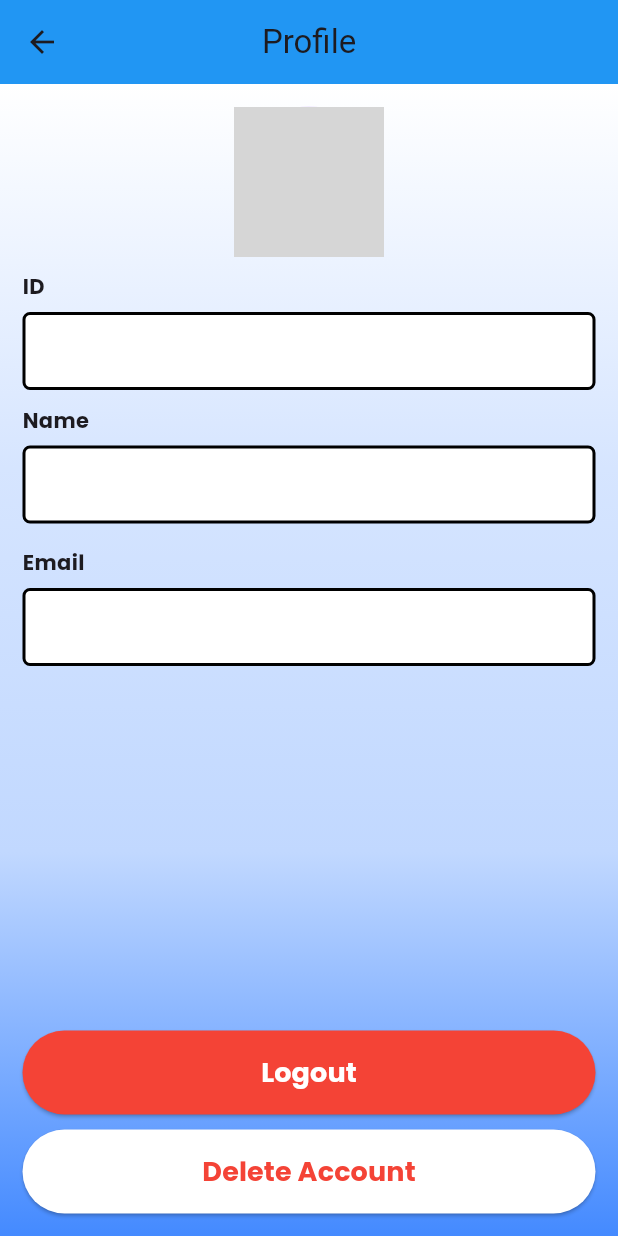
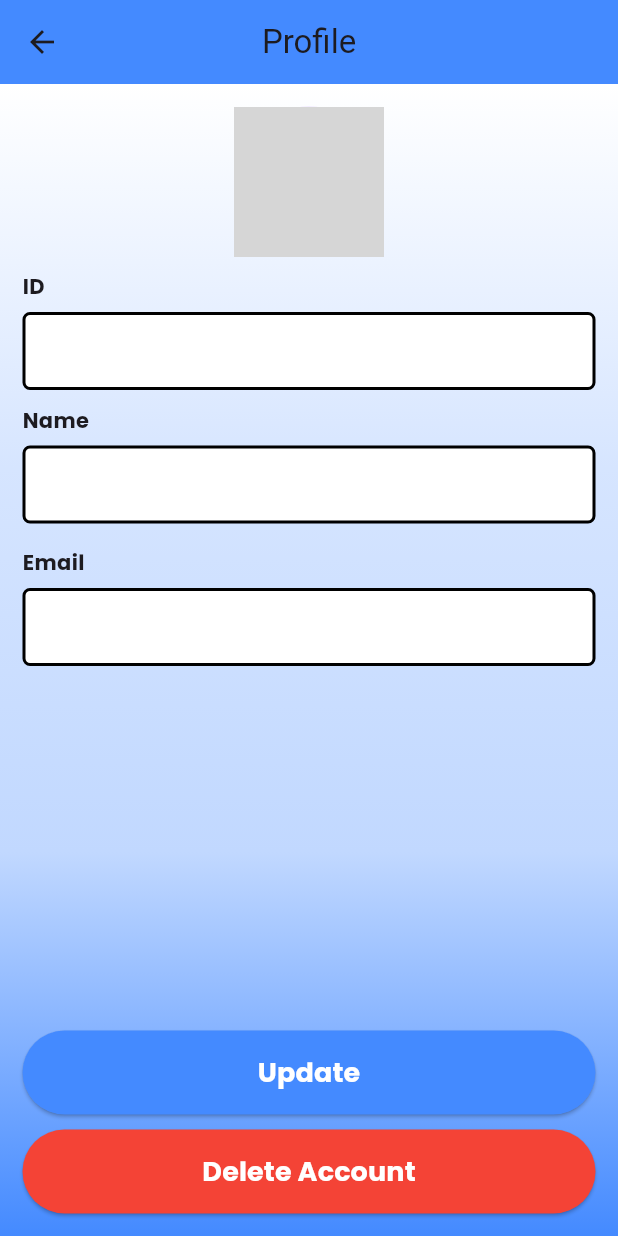
Before and after one commit to siddhesh-2010/ecommerce-flutter, a Flutter app: the ProfileApp screen opened by its route, after a tap on "Delete Account", on a phone screen of 412 x 824 dp. Run offline on Flutter 3.47's test engine with Material 3 defaults, Android fonts, the phone set to English and light mode, and no system bars; our stand-ins replace dio, get, google_fonts, shared_preferences; accounts and stored records are empty; network calls fail; grey boxes are pictures that could not be loaded.

Commit message:
update user func

```diff
--- a/lib/controllers/delete_user_controller.dart
+++ /dev/null
@@ -1,41 +0,0 @@
-import 'package:get/get.dart';
-import '../routes/routes.dart';
-import '../services/dio_api.dart';
-import '../services/store.dart';
-
-class DeleteUserController extends GetxController {
-  final RxString errorMessage = "".obs;
-  final RxBool isLoading = false.obs;
-  // final id = Get.find<ProfileController>().idController.text;
-
-  Future<void> deleteUser(String id) async {
-    isLoading.value = true;
-    errorMessage.value = "";
-
-    final dio = DioService().dio;
-    final token = await Store.getToken();
-
-    if (token == null) {
-      errorMessage.value = "User not logged in";
-      isLoading.value = false;
-      return;
-    }
-
-    try {
-      final response = await dio.delete(
-        '/users/$id',
-      );
-
-      if (response.statusCode == 200) {
-        await Store.removeToken();
-        Get.offNamed(Routes.register);
-      } else {
-        errorMessage.value = "Failed to delete user";
-      }
-    } catch (e) {
-      errorMessage.value = "Error: ${e.toString()}";
-    } finally {
-      isLoading.value = false;
-    }
-  }
-}
--- /dev/null
+++ b/lib/controllers/user_controller.dart
@@ -0,0 +1,79 @@
+import 'package:demo_login/controllers/profile_controller.dart';
+import 'package:flutter/material.dart';
+import 'package:get/get.dart';
+import '../routes/routes.dart';
+import '../services/dio_api.dart';
+import '../services/store.dart';
+
+class UserController extends GetxController {
+  final RxString errorMessage = "".obs;
+  final RxBool isLoading = false.obs;
+  // final id = Get.find<ProfileController>().idController.text;
+
+    final ProfileController controller = Get.find<ProfileController>();
+
+  Future<void> deleteUser(String id) async {
+    isLoading.value = true;
+    errorMessage.value = "";
+
+    final dio = DioService().dio;
+    final token = await Store.getToken();
+
+    if (token == null) {
+      errorMessage.value = "User not logged in";
+      isLoading.value = false;
+      return;
+    }
+
+    try {
+      final response = await dio.delete(
+        '/users/$id',
+      );
+
+      if (response.statusCode == 200) {
+        await Store.removeToken();
+        Get.offNamed(Routes.register);
+      } else {
+        errorMessage.value = "Failed to delete user";
+      }
+    } catch (e) {
+      errorMessage.value = "Error: ${e.toString()}";
+    } finally {
+      isLoading.value = false;
+    }
+  }
+
+  Future<void> updateUser(String id) async {
+    isLoading.value = true;
+    errorMessage.value = "";
+
+    final dio = DioService().dio;
+    final token = await Store.getToken();
+
+    if (token == null) {
+      errorMessage.value = "User not logged in";
+      isLoading.value = false;
+      return;
+    }
+
+    try {
+      final response = await dio.put(
+        '/users/$id',
+        data: {
+          'name': controller.nameController.text,
+          'email': controller.emailController.text,
+        },
+      );
+
+      if (response.statusCode == 200) {
+        Get.snackbar('Success', 'User updated successfully');
+      } else {
+        errorMessage.value = "Failed to update user";
+      }
+    } catch (e) {
+      errorMessage.value = "Error";
+    } finally {
+      isLoading.value = false;
+    }
+  }
+}
--- a/lib/screens/product_screen.dart
+++ b/lib/screens/product_screen.dart
@@ -42,7 +42,7 @@ class _ProductAppState extends State<ProductApp> {
           style: GoogleFonts.poppins(fontSize: 20, fontWeight: FontWeight.bold),
         ),
         centerTitle: true,
-        backgroundColor: Colors.blue,
+        backgroundColor: Colors.blueAccent,
         leading: IconButton(
           icon: const Icon(Icons.arrow_back),
           onPressed: () {
@@ -166,8 +166,8 @@ class _ProductAppState extends State<ProductApp> {
                                 Get.find<CartController>().addtoCart(product);
                               },
                               style: ElevatedButton.styleFrom(
-                                backgroundColor: Colors.blueAccent,
-                                foregroundColor: Colors.white,
+                                backgroundColor: Colors.white,
+                                foregroundColor: Colors.blueAccent,
                                 padding:
                                     const EdgeInsets.symmetric(vertical: 15),
                                 shape: RoundedRectangleBorder(
--- a/lib/screens/profile_screen.dart
+++ b/lib/screens/profile_screen.dart
@@ -3,14 +3,14 @@ import 'package:get/get.dart';
 import '../controllers/profile_controller.dart';
 import '../routes/routes.dart';
 import '../controllers/logout_controller.dart';
-import '../controllers/delete_user_controller.dart';
+import '../controllers/user_controller.dart';
 import 'package:google_fonts/google_fonts.dart';
 
 class ProfileApp extends StatelessWidget {
   ProfileApp({super.key});
   final ProfileController controller = Get.put(ProfileController());
-  final DeleteUserController deleteUserController =
-      Get.put(DeleteUserController());
+  final UserController userController =
+      Get.put(UserController());
 
   @override
   Widget build(BuildContext context) {
@@ -18,7 +18,7 @@ class ProfileApp extends StatelessWidget {
     return Scaffold(
       appBar: AppBar(
         title: Text("Profile"),
-        backgroundColor: Colors.blue,
+        backgroundColor: Colors.blueAccent,
         centerTitle: true,
         leading: IconButton(
           icon: const Icon(Icons.arrow_back),
@@ -91,7 +91,7 @@ class ProfileApp extends StatelessWidget {
               ),
               child: TextField(
                 controller: controller.nameController,
-                enabled: false,
+                enabled: true,
                 style: GoogleFonts.poppins(color: Colors.black,fontWeight: FontWeight.w500),
                 decoration: const InputDecoration(
                   border: InputBorder.none,
@@ -114,7 +114,7 @@ class ProfileApp extends StatelessWidget {
               ),
               child: TextField(
                 controller: controller.emailController,
-                enabled: false,
+                enabled: true,
                 style: GoogleFonts.poppins(color: Colors.black,fontWeight: FontWeight.w500),
                 decoration: const InputDecoration(
                   border: InputBorder.none,
@@ -128,14 +128,14 @@ class ProfileApp extends StatelessWidget {
               width: double.infinity,
               child: ElevatedButton(
                 onPressed: () {
-                  Get.find<LogoutController>().logout();
+                  userController.updateUser(controller.idController.text);
                 },
                 style: ElevatedButton.styleFrom(
-                  backgroundColor: Colors.red,
+                  backgroundColor: Colors.blueAccent,
                   padding: const EdgeInsets.symmetric(vertical: 15),
                 ),
                 child: Text(
-                  "Logout",
+                  "Update",
                   style: GoogleFonts.poppins(
                     fontSize: 18,
                     fontWeight: FontWeight.bold,
@@ -149,10 +149,10 @@ class ProfileApp extends StatelessWidget {
               width: double.infinity,
               child: ElevatedButton(
                 onPressed: () {
-                  deleteUserController.deleteUser(controller.idController.text);
+                  userController.deleteUser(controller.idController.text);
                 },
                 style: ElevatedButton.styleFrom(
-                  backgroundColor: Colors.white,
+                  backgroundColor: Colors.red,
                   padding: const EdgeInsets.symmetric(vertical: 15),
                 ),
                 child: Text(
@@ -160,7 +160,7 @@ class ProfileApp extends StatelessWidget {
                   style: GoogleFonts.poppins(
                     fontSize: 18,
                     fontWeight: FontWeight.bold,
-                    color: Colors.red,
+                    color: Colors.white,
                   ),
                 ),
               ),
```
